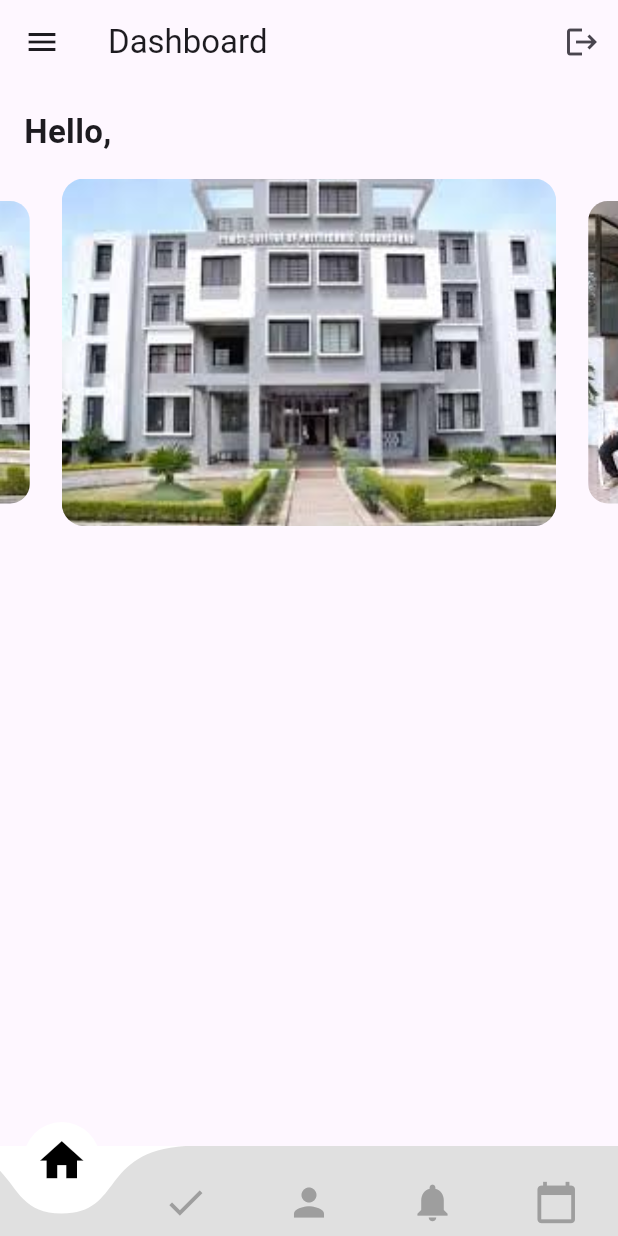
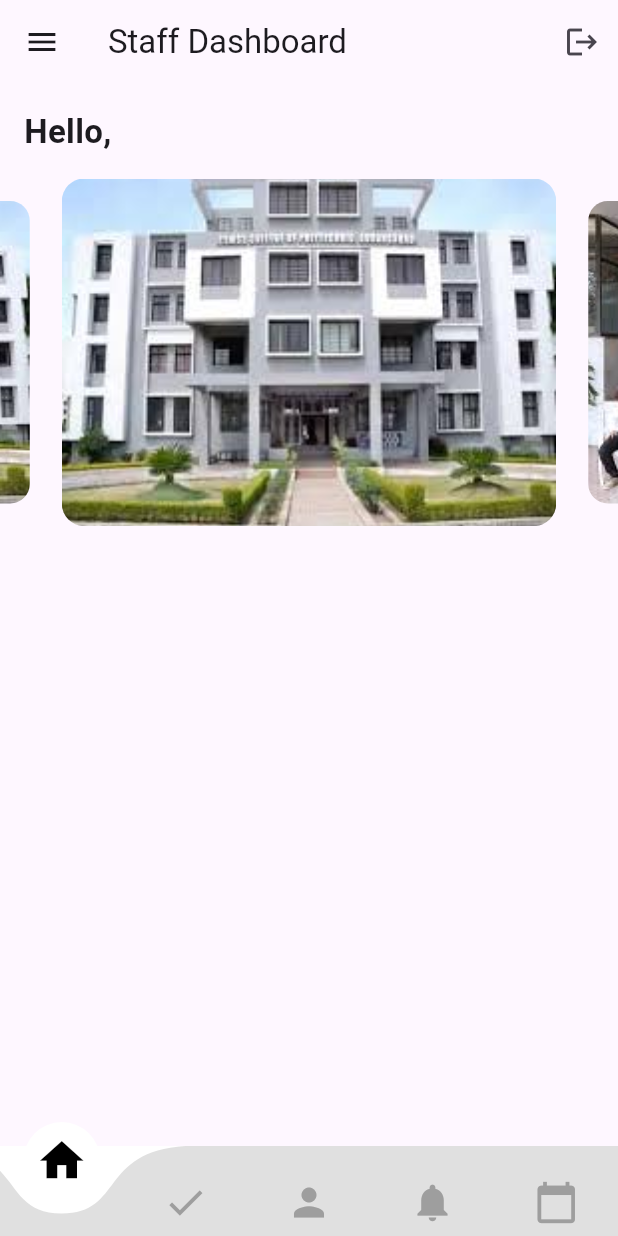
Before and after one commit to Sachinbgithub/college_management, a Flutter app: the DashboardScreen screen opened directly, on a phone screen of 412 x 824 dp. Run offline on Flutter 3.47's test engine with Material 3 defaults, Android fonts, the light colour scheme and no system bars; drawn by our look-alikes of carousel_slider, curved_navigation_bar; our stand-ins replace animate_do, cloud_firestore, firebase_auth, firebase_core, fl_chart; accounts and stored records are empty.

Commit message:
staff is updated with temp data 2

```diff
--- a/lib/staff/staffHome.dart
+++ b/lib/staff/staffHome.dart
@@ -69,7 +69,7 @@ class _DashboardScreenState extends State<DashboardScreen> {
   Widget build(BuildContext context) {
     return Scaffold(
       appBar: AppBar(
-        title: Text("Dashboard"),
+        title: Text("Staff Dashboard"),
         leading: IconButton(
           icon: Icon(Icons.menu),
           onPressed: () {},
--- a/lib/student/student_hpage.dart
+++ b/lib/student/student_hpage.dart
@@ -7,8 +7,6 @@ import 'package:flutter/material.dart';
 import 'package:firebase_auth/firebase_auth.dart';
 import 'package:cloud_firestore/cloud_firestore.dart';
 import 'package:carousel_slider/carousel_slider.dart';
-import 'NotificationsScreen.dart';
-import 'TimetableScreen.dart';
 
 class StudentHomePage extends StatelessWidget {
   @override
@@ -17,7 +15,10 @@ class StudentHomePage extends StatelessWidget {
       debugShowCheckedModeBanner: false,
       home: DashboardScreen(),
     );
+
+
   }
+
 }
 
 class DashboardScreen extends StatefulWidget {
```
